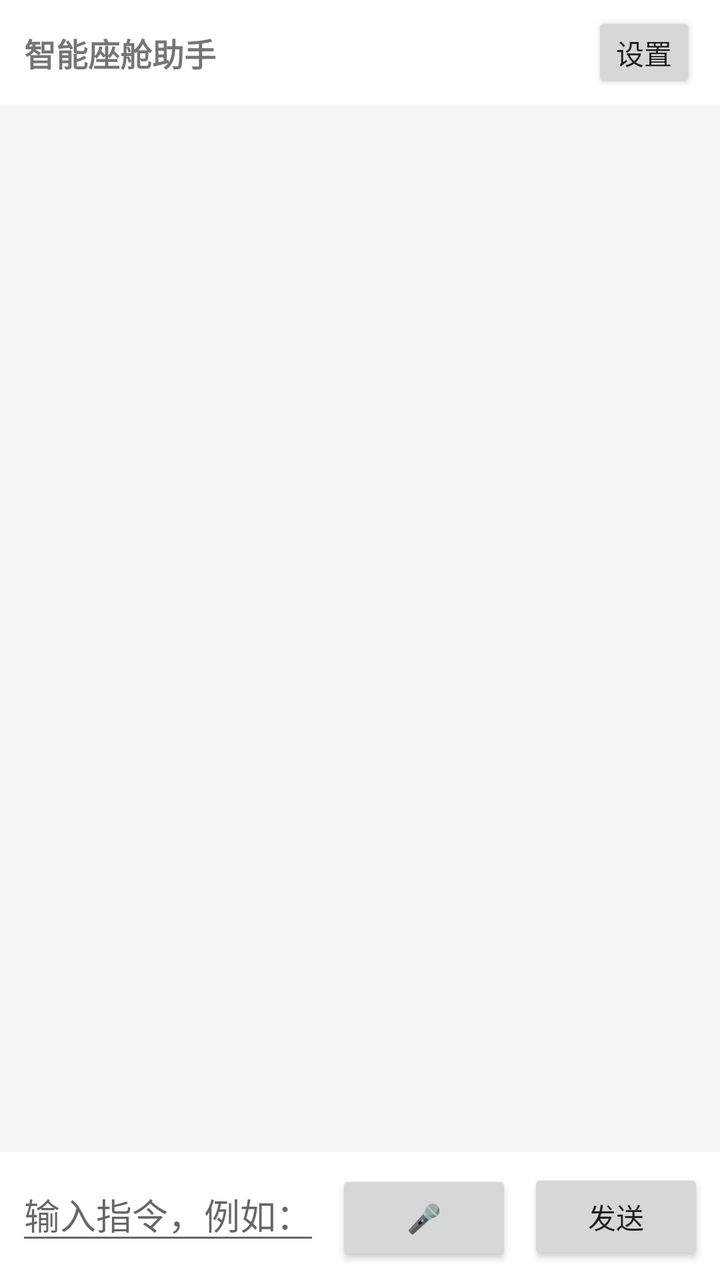
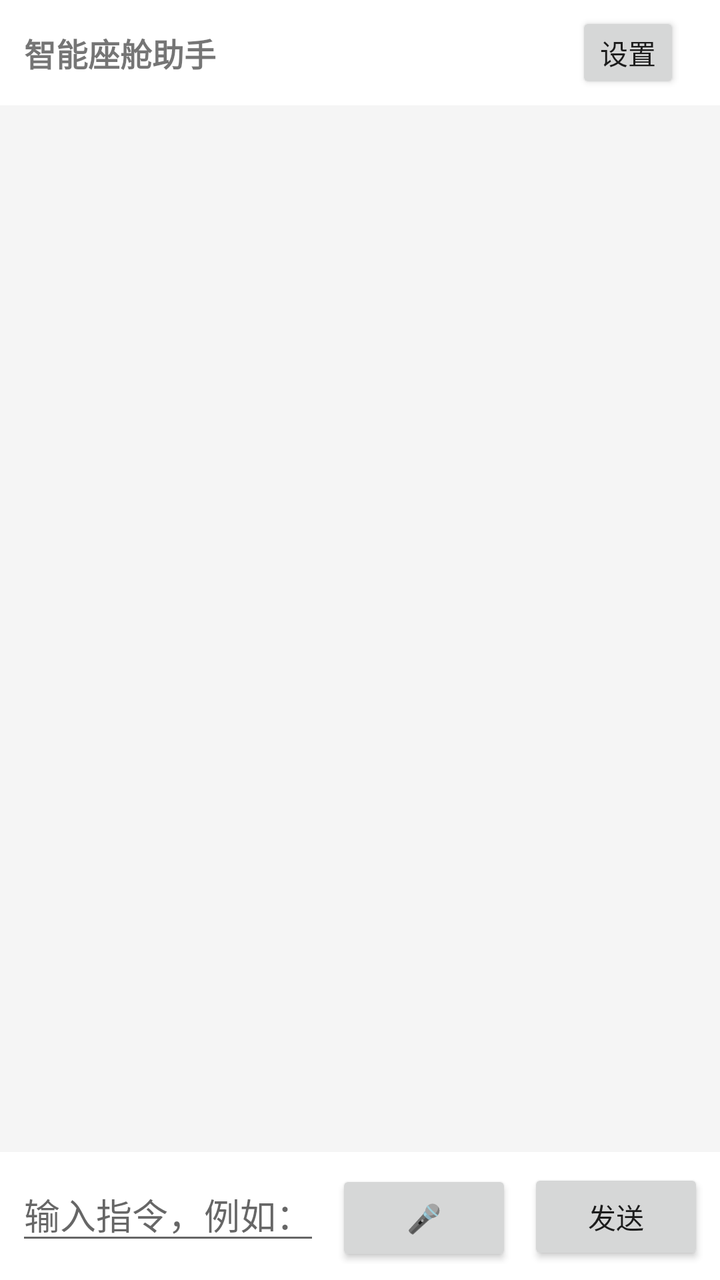

Two renders of the same Android screen: before a commit and after it. Below are the layout's source before the change and the commit's diff.
<!-- AndroidManifest.xml: application theme Theme.IVAI -->
<!-- res/layout/activity_chat.xml -->
<?xml version="1.0" encoding="utf-8"?>
<LinearLayout xmlns:android="http://schemas.android.com/apk/res/android"
    android:layout_width="match_parent"
    android:layout_height="match_parent"
    android:orientation="vertical"
    android:fitsSystemWindows="true"
    android:background="@color/chat_bg">

    <LinearLayout
        android:layout_width="match_parent"
        android:layout_height="wrap_content"
        android:orientation="horizontal"
        android:gravity="center_vertical"
        android:background="@color/bubble_agent"
        android:paddingStart="12dp"
        android:paddingEnd="12dp"
        android:paddingTop="6dp"
        android:paddingBottom="6dp">

        <TextView
            android:layout_width="0dp"
            android:layout_height="wrap_content"
            android:layout_weight="1"
            android:text="智能座舱助手"
            android:textSize="16sp"
            android:textStyle="bold" />

        <Button
            android:id="@+id/settingsButton"
            android:layout_width="wrap_content"
            android:layout_height="wrap_content"
            android:text="设置"
            android:minHeight="0dp"
            android:minWidth="0dp"
            android:paddingStart="12dp"
            android:paddingEnd="12dp" />
    </LinearLayout>

    <androidx.recyclerview.widget.RecyclerView
        android:id="@+id/messageList"
        android:layout_width="match_parent"
        android:layout_height="0dp"
        android:layout_weight="1"
        android:clipToPadding="false"
        android:paddingTop="8dp"
        android:paddingBottom="8dp"
        android:scrollbars="vertical" />

    <TextView
        android:id="@+id/voiceHint"
        android:layout_width="match_parent"
        android:layout_height="wrap_content"
        android:paddingStart="8dp"
        android:paddingEnd="8dp"
        android:paddingBottom="4dp"
        android:textColor="@color/status_ok"
        android:textSize="13sp"
        android:visibility="gone" />

    <LinearLayout
        android:layout_width="match_parent"
        android:layout_height="wrap_content"
        android:orientation="horizontal"
        android:background="@color/bubble_agent"
        android:padding="8dp">

        <EditText
            android:id="@+id/chatInput"
            android:layout_width="0dp"
            android:layout_height="wrap_content"
            android:layout_weight="1"
            android:hint="输入指令，例如：打开空调 / 我有点冷 / 温度调到"
            android:imeOptions="actionSend"
            android:inputType="text"
            android:maxLines="4" />

        <Button
            android:id="@+id/voiceButton"
            android:layout_width="wrap_content"
            android:layout_height="wrap_content"
            android:layout_marginStart="8dp"
            android:text="🎤"
            android:contentDescription="按住说话" />

        <Button
            android:id="@+id/sendButton"
            android:layout_width="wrap_content"
            android:layout_height="wrap_content"
            android:layout_marginStart="8dp"
            android:text="发送" />
    </LinearLayout>
</LinearLayout>
<!-- resources referenced by this layout -->
<resources>
  <color name="bubble_agent">#FFFFFF</color>
  <color name="chat_bg">#F5F5F5</color>
  <color name="status_ok">#2E7D32</color>
  <style name="Theme.IVAI" parent="android:Theme.Material.Light.DarkActionBar" />
</resources>

<!-- the commit's change to res/layout/activity_chat.xml (unified diff, before → after) -->
@@ -34,6 +34,15 @@
             android:minWidth="0dp"
             android:paddingStart="12dp"
             android:paddingEnd="12dp" />
+
+        <TextView
+            android:id="@+id/buildTimeText"
+            android:layout_width="wrap_content"
+            android:layout_height="wrap_content"
+            android:layout_marginStart="8dp"
+            android:text=""
+            android:textColor="@color/text_secondary"
+            android:textSize="11sp" />
     </LinearLayout>
 
     <androidx.recyclerview.widget.RecyclerView
<!-- resource entries referenced after the edit -->
@@ -3,6 +3,7 @@
   <color name="bubble_agent">#FFFFFF</color>
   <color name="chat_bg">#F5F5F5</color>
   <color name="status_ok">#2E7D32</color>
+  <color name="text_secondary">#616161</color>
   <style name="Theme.IVAI" parent="android:Theme.Material.Light.DarkActionBar" />
 </resources>
 
